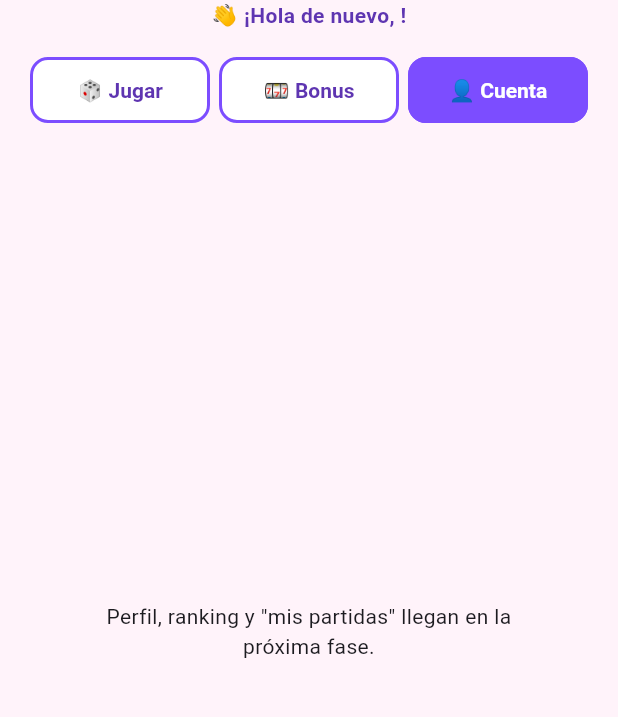
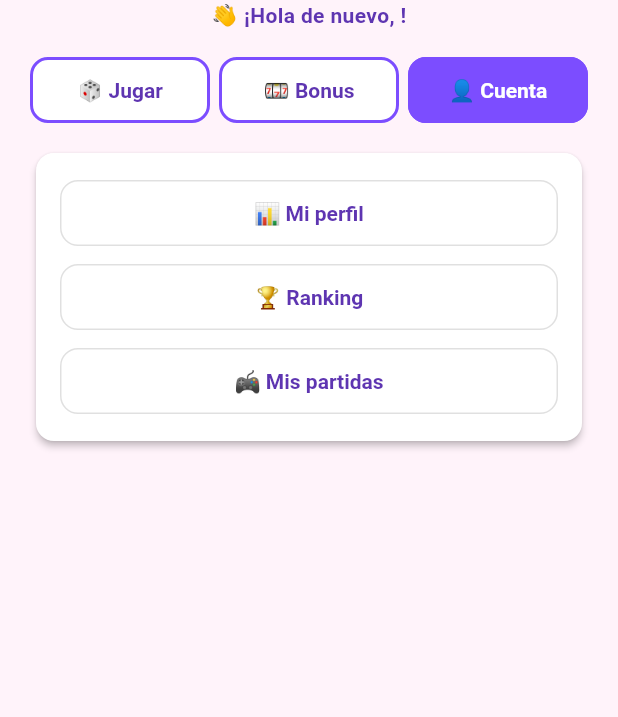
Before and after one commit to solucioneselectromedicassj-ai/La-oca-, a Flutter app: the LobbyScreen screen opened directly with empty values, after a tap on "🎰 Bonus", after a tap on "👤 Cuenta", on a phone screen of 412 x 824 dp, the part 90-807 px from its top. Run offline on Flutter 3.47's test engine with Material 3 defaults, Android fonts, the phone set to English and light mode, and no system bars; our stand-ins replace share_plus, shared_preferences, supabase_flutter; missing offline and left inert: realtime_client; accounts and stored records are empty; network calls fail; Roboto replaces fonts that are missing (Georgia).

Commit message:
Cerrar Fase 5: perfil, ranking, mis partidas y economía
Completa lo que había quedado pendiente de identidad/economía:

- Perfil: monedas, racha, partidas jugadas/ganadas, campañas
  completadas, mejor tiempo, multiplicador activo, código propio para
  invitar amigos (+20 🪙 por cada uno que lo use).
- Ranking global (top 20 por partidas ganadas), resaltando al usuario.
- "Mis partidas": guarda localmente cada campaña solo / sala en la que
  se entra (equivalente al localStorage del prototipo) y permite volver
  a entrar a cualquiera sin perder el lugar — tanto el modo solo como
  la sala multijugador ahora saben reanudar en vez de solo crear una
  partida nueva.
- Ruleta de bonus diaria (multiplicador de monedas) y compartir la app
  (+15 🪙/día), ambas contra las funciones RPC ya probadas en
  producción.
- Recompensa por tiempo activo en la app (heartbeat cada 60s mientras
  se está en el lobby).

Refactor de paso: GameScreenSolo ahora recibe el SoloGameController ya
construido (en vez de armarlo internamente), igual que ya hacía
GameScreenMulti — necesario para poder reanudar una campaña guardada
en lugar de arrancar una nueva siempre.

Co-Authored-By: Claude Sonnet 5 <noreply@anthropic.com>
Claude-Session: https://claude.ai/code/session_01U7d7hybhiSqgGvpNcjK2N1

```diff
--- /dev/null
+++ b/ocaland_flutter/lib/models/sesion_activa.dart
@@ -0,0 +1,42 @@
+/// Una partida/campaña en curso guardada localmente (equivalente a
+/// `ocaland_sesiones_activas` en el localStorage del prototipo), para que
+/// "Mis partidas" pueda ofrecer volver a entrar sin perder el lugar.
+class SesionActiva {
+  final String partidaId;
+  final String playerId;
+  final String nombre;
+  final String edadBracket;
+  final String pais;
+  final String codigo;
+  final bool esModoSolo;
+
+  const SesionActiva({
+    required this.partidaId,
+    required this.playerId,
+    required this.nombre,
+    required this.edadBracket,
+    required this.pais,
+    required this.codigo,
+    required this.esModoSolo,
+  });
+
+  Map<String, dynamic> toJson() => {
+        'partidaId': partidaId,
+        'playerId': playerId,
+        'nombre': nombre,
+        'edadBracket': edadBracket,
+        'pais': pais,
+        'codigo': codigo,
+        'esModoSolo': esModoSolo,
+      };
+
+  factory SesionActiva.fromJson(Map<String, dynamic> j) => SesionActiva(
+        partidaId: j['partidaId'] as String,
+        playerId: j['playerId'] as String,
+        nombre: j['nombre'] as String,
+        edadBracket: j['edadBracket'] as String,
+        pais: j['pais'] as String,
+        codigo: j['codigo'] as String? ?? '',
+        esModoSolo: j['esModoSolo'] as bool? ?? false,
+      );
+}
--- a/ocaland_flutter/lib/screens/lobby_screen.dart
+++ b/ocaland_flutter/lib/screens/lobby_screen.dart
@@ -1,17 +1,23 @@
+import 'dart:async';
 import 'package:flutter/material.dart';
+import 'package:share_plus/share_plus.dart';
 import '../models/usuario.dart';
+import '../services/economy_service.dart';
 import '../services/sala_game_controller.dart';
+import '../services/solo_game_controller.dart';
 import '../theme/app_colors.dart';
 import 'edad_screen.dart';
 import 'game_screen_solo.dart';
 import 'join_sala_screen.dart';
+import 'mis_partidas_screen.dart';
 import 'pais_screen.dart';
+import 'perfil_screen.dart';
+import 'ranking_screen.dart';
 import 'waiting_room_screen.dart';
+import 'widgets/ruleta_bonus_dialog.dart';
 
-/// Lobby simplificado: el modo solo (campaña de 10 etapas vs bot) está
-/// activo y jugable. Los modos multijugador (sala normal, campaña grupal,
-/// desafío grupal) y las pestañas de Bonus/Cuenta todavía no están
-/// conectados — quedan para las próximas fases (ver plan de trabajo).
+/// Lobby: modo solo, sala normal (tanda) y toda la cuenta/economía activos.
+/// Campaña grupal en vivo y desafío grupal quedan para la próxima fase.
 class LobbyScreen extends StatefulWidget {
   final Usuario usuario;
   final String? nombre;
@@ -28,12 +34,28 @@ class _LobbyScreenState extends State<LobbyScreen> {
   int _tab = 0;
   String? _edadBracket;
   String? _pais;
+  Timer? _heartbeat;
 
   @override
   void initState() {
     super.initState();
     _edadBracket = widget.edadBracket;
     _pais = widget.pais;
+    // Recompensa por tiempo activo en la app (hitos a los 5/15/30 min), igual que el prototipo.
+    _heartbeat = Timer.periodic(const Duration(seconds: 60), (_) async {
+      try {
+        final r = await EconomyService.registrarMinutoActivo(widget.usuario.id);
+        if (mounted && r != null && r.huboPremio) {
+          ScaffoldMessenger.of(context).showSnackBar(SnackBar(content: Text('+${r.monedasGanadas} 🪙 por seguir jugando (${r.minutosHoy} min hoy)')));
+        }
+      } catch (_) {}
+    });
+  }
+
+  @override
+  void dispose() {
+    _heartbeat?.cancel();
+    super.dispose();
   }
 
   String get _nombre => widget.nombre ?? widget.usuario.nombre;
@@ -63,9 +85,8 @@ class _LobbyScreenState extends State<LobbyScreen> {
 
   void _jugarSolo() {
     _conEdadYPais(() {
-      Navigator.of(context).push(MaterialPageRoute(
-        builder: (_) => GameScreenSolo(usuario: widget.usuario, nombre: _nombre, edadBracket: _edadBracket!, pais: _pais!),
-      ));
+      final controller = SoloGameController(usuario: widget.usuario, myNombre: _nombre, myEdadBracket: _edadBracket!, myPais: _pais!);
+      Navigator.of(context).push(MaterialPageRoute(builder: (_) => GameScreenSolo(controller: controller)));
     });
   }
 
@@ -90,6 +111,19 @@ class _LobbyScreenState extends State<LobbyScreen> {
         builder: (_) => JoinSalaScreen(usuario: widget.usuario, nombre: _nombre, edadBracket: _edadBracket!, pais: _pais!),
       ));
     });
+  }
+
+  void _girarRuletaBonus() {
+    showDialog(context: context, builder: (_) => RuletaBonusDialog(usuarioId: widget.usuario.id));
+  }
+
+  Future<void> _compartirApp() async {
+    await Share.share('🎲 ¡Probá Ocaland conmigo! El juego de la oca con Cuestionados y minijuegos.');
+    try {
+      final r = await EconomyService.recompensaPorCompartir(widget.usuario.id);
+      if (!mounted || r == null || r.yaReclamado) return;
+      ScaffoldMessenger.of(context).showSnackBar(SnackBar(content: Text('+${r.monedasGanadas} 🪙 por compartir Ocaland')));
+    } catch (_) {}
   }
 
   @override
@@ -175,9 +209,41 @@ class _LobbyScreenState extends State<LobbyScreen> {
           ),
         );
       case 1:
-        return const _ProximamentePanel(texto: 'La ruleta de bonus diaria y compartir la app llegan en la próxima fase.');
+        return SingleChildScrollView(
+          child: Card(
+            child: Padding(
+              padding: const EdgeInsets.all(16),
+              child: Column(
+                children: [
+                  SizedBox(width: double.infinity, child: OutlinedButton(onPressed: _girarRuletaBonus, child: const Text('🎰 Ruleta de bonus diaria (multiplicador)'))),
+                  const SizedBox(height: 8),
+                  SizedBox(width: double.infinity, child: OutlinedButton(onPressed: _compartirApp, child: const Text('📲 Compartir Ocaland (+15 🪙 hoy)'))),
+                ],
+              ),
+            ),
+          ),
+        );
       default:
-        return const _ProximamentePanel(texto: 'Perfil, ranking y "mis partidas" llegan en la próxima fase.');
+        return SingleChildScrollView(
+          child: Column(
+            children: [
+              Card(
+                child: Padding(
+                  padding: const EdgeInsets.all(16),
+                  child: Column(
+                    children: [
+                      SizedBox(width: double.infinity, child: OutlinedButton(onPressed: () => Navigator.of(context).push(MaterialPageRoute(builder: (_) => PerfilScreen(usuario: widget.usuario))), child: const Text('📊 Mi perfil'))),
+                      const SizedBox(height: 8),
+                      SizedBox(width: double.infinity, child: OutlinedButton(onPressed: () => Navigator.of(context).push(MaterialPageRoute(builder: (_) => RankingScreen(usuario: widget.usuario))), child: const Text('🏆 Ranking'))),
+                      const SizedBox(height: 8),
+                      SizedBox(width: double.infinity, child: OutlinedButton(onPressed: () => Navigator.of(context).push(MaterialPageRoute(builder: (_) => MisPartidasScreen(usuario: widget.usuario))), child: const Text('🎮 Mis partidas'))),
+                    ],
+                  ),
+                ),
+              ),
+            ],
+          ),
+        );
     }
   }
 
@@ -195,13 +261,3 @@ class _LobbyScreenState extends State<LobbyScreen> {
     );
   }
 }
-
-class _ProximamentePanel extends StatelessWidget {
-  final String texto;
-  const _ProximamentePanel({required this.texto});
-
-  @override
-  Widget build(BuildContext context) {
-    return Center(child: Padding(padding: const EdgeInsets.all(24), child: Text(texto, textAlign: TextAlign.center)));
-  }
-}
--- /dev/null
+++ b/ocaland_flutter/lib/services/economy_service.dart
@@ -0,0 +1,91 @@
+import 'supabase_service.dart';
+
+class RuletaBonusResultado {
+  final bool yaUsado;
+  final double valor;
+  final int? minutosDuracion;
+  final String? venceTs;
+  RuletaBonusResultado({required this.yaUsado, required this.valor, this.minutosDuracion, this.venceTs});
+}
+
+class RecompensaCompartirResultado {
+  final bool yaReclamado;
+  final int monedasGanadas;
+  final int monedasTotal;
+  RecompensaCompartirResultado({required this.yaReclamado, required this.monedasGanadas, required this.monedasTotal});
+}
+
+class GastarMonedasResultado {
+  final bool exito;
+  final int monedasRestantes;
+  GastarMonedasResultado({required this.exito, required this.monedasRestantes});
+}
+
+class MinutoActivoResultado {
+  final int monedasTotal;
+  final bool huboPremio;
+  final int monedasGanadas;
+  final int minutosHoy;
+  MinutoActivoResultado({required this.monedasTotal, required this.huboPremio, required this.monedasGanadas, required this.minutosHoy});
+}
+
+/// Wrappers finitos sobre las funciones RPC `SECURITY DEFINER` de economía
+/// (todas ya probadas en producción por el prototipo HTML) — el cliente
+/// nunca calcula ni escribe monedas directamente.
+class EconomyService {
+  EconomyService._();
+
+  static Map<String, dynamic>? _asRow(dynamic data) {
+    if (data == null) return null;
+    if (data is List) return data.isNotEmpty ? data.first as Map<String, dynamic> : null;
+    return data as Map<String, dynamic>;
+  }
+
+  static Future<RuletaBonusResultado?> girarRuletaBonus(String usuarioId) async {
+    final data = await SupabaseService.client.schema('la_vuelta').rpc('girar_ruleta_bonus', params: {'p_usuario_id': usuarioId});
+    final fila = _asRow(data);
+    if (fila == null) return null;
+    return RuletaBonusResultado(
+      yaUsado: fila['ya_usado'] == true,
+      valor: (fila['valor'] as num?)?.toDouble() ?? 1,
+      minutosDuracion: (fila['minutos_duracion'] as num?)?.toInt(),
+      venceTs: fila['vence_ts'] as String?,
+    );
+  }
+
+  static Future<RecompensaCompartirResultado?> recompensaPorCompartir(String usuarioId) async {
+    final data = await SupabaseService.client.schema('la_vuelta').rpc('recompensa_por_compartir', params: {'p_usuario_id': usuarioId});
+    final fila = _asRow(data);
+    if (fila == null) return null;
+    return RecompensaCompartirResultado(
+      yaReclamado: fila['ya_reclamado'] == true,
+      monedasGanadas: (fila['monedas_ganadas'] as num?)?.toInt() ?? 0,
+      monedasTotal: (fila['monedas_total'] as num?)?.toInt() ?? 0,
+    );
+  }
+
+  static Future<GastarMonedasResultado?> gastarMonedas(String usuarioId, int cantidad) async {
+    final data = await SupabaseService.client.schema('la_vuelta').rpc('gastar_monedas', params: {'p_usuario_id': usuarioId, 'p_cantidad': cantidad});
+    final fila = _asRow(data);
+    if (fila == null) return null;
+    return GastarMonedasResultado(exito: fila['exito'] == true, monedasRestantes: (fila['monedas_restantes'] as num?)?.toInt() ?? 0);
+  }
+
+  static Future<int?> agregarMonedas(String usuarioId, int cantidad) async {
+    final data = await SupabaseService.client.schema('la_vuelta').rpc('agregar_monedas', params: {'p_usuario_id': usuarioId, 'p_cantidad': cantidad});
+    if (data == null) return null;
+    return (data as num).toInt();
+  }
+
+  static Future<MinutoActivoResultado?> registrarMinutoActivo(String usuarioId) async {
+    final data = await SupabaseService.client.schema('la_vuelta').rpc('registrar_minuto_activo', params: {'p_usuario_id': usuarioId});
+    final fila = _asRow(data);
+    if (fila == null) return null;
+    return MinutoActivoResultado(
+      monedasTotal: (fila['monedas_total'] as num?)?.toInt() ?? 0,
+      huboPremio: fila['hubo_premio'] == true,
+      monedasGanadas: (fila['monedas_ganadas'] as num?)?.toInt() ?? 0,
+      minutosHoy: (fila['minutos_hoy'] as num?)?.toInt() ?? 0,
+    );
+  }
+}
```
Also changed, not shown: ocaland_flutter/lib/screens/game_screen_solo.dart (+11 -15 lines), ocaland_flutter/lib/screens/mis_partidas_screen.dart (added, +101 -0 lines), ocaland_flutter/lib/screens/perfil_screen.dart (added, +102 -0 lines), ocaland_flutter/lib/screens/ranking_screen.dart (added, +94 -0 lines), ocaland_flutter/lib/screens/widgets/ruleta_bonus_dialog.dart (added, +59 -0 lines), ocaland_flutter/lib/services/sala_game_controller.dart (+32 -0 lines), ocaland_flutter/lib/services/session_service.dart (added, +42 -0 lines), ocaland_flutter/lib/services/solo_game_controller.dart (+32 -0 lines).
